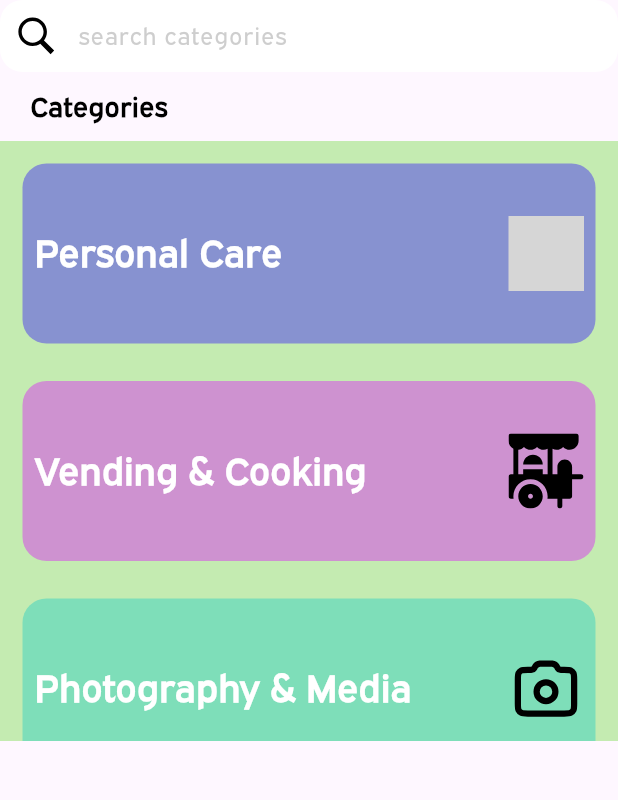
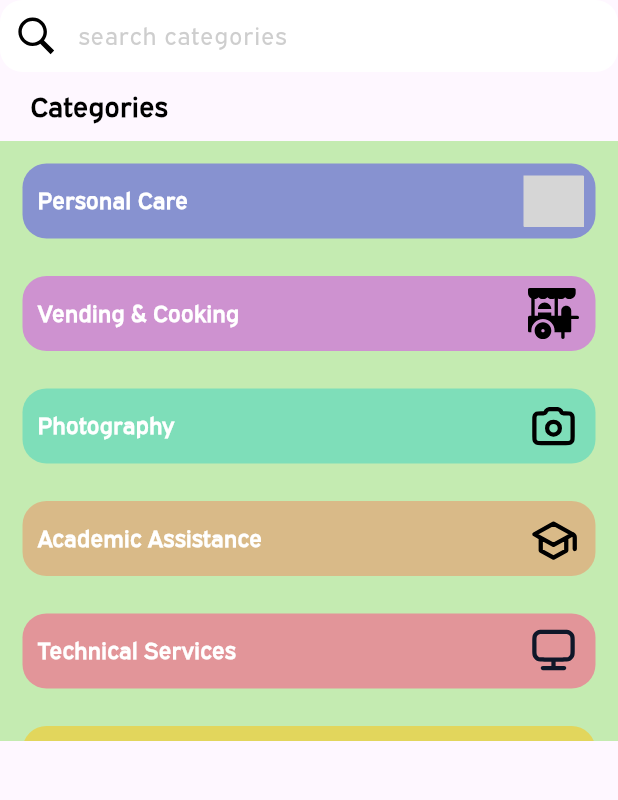
Before and after one commit to blakeotto57/treehouse, a Flutter app: the screen it shows after launch, on a phone screen of 412 x 824 dp, the part 84-884 px from its top. Run offline on Flutter 3.47's test engine with Material 3 defaults, Android fonts, the phone set to English and light mode, and no system bars; our stand-ins replace flutter_svg; grey boxes are pictures that could not be loaded.

Commit message:
Category scroll is really good

```diff
--- a/lib/models/category_model.dart
+++ b/lib/models/category_model.dart
@@ -27,7 +27,7 @@ class CategoryModel {
 
     //Photography box
     categories.add(
-      CategoryModel(name: "Photography & Media", iconPath: "assets/icons/camera-icon.svg", boxColor: Color.fromRGBO(57, 210, 192, 1),),);
+      CategoryModel(name: "Photography", iconPath: "assets/icons/camera-icon.svg", boxColor: Color.fromRGBO(57, 210, 192, 1),),);
 
     //Academic assitance box
     categories.add(
--- a/lib/pages/home.dart
+++ b/lib/pages/home.dart
@@ -29,16 +29,14 @@ class _HomePageState extends State<HomePage> {
     _getCategories();
     return Scaffold(
       appBar: appBar(),
-      body: Column (
-
+      body: Column(
         crossAxisAlignment: CrossAxisAlignment.start,
         children: [
           searchbar(),
-
-          SizedBox(height: 10,), //creates distance between searcbar and column
+          SizedBox(height: 10), // creates distance between searchbar and column
 
           Column(
-            crossAxisAlignment: CrossAxisAlignment.start, //moves categoreis title to left
+            crossAxisAlignment: CrossAxisAlignment.start, // moves categories title to left
             children: [
               const Padding(
                 padding: EdgeInsets.only(left: 20.0),
@@ -47,35 +45,35 @@ class _HomePageState extends State<HomePage> {
                   style: TextStyle(
                     color: Colors.black,
                     fontSize: 18,
-                  fontWeight: FontWeight.w600
+                    fontWeight: FontWeight.w600,
                   ),
                 ),
               ),
 
-              //light green box underneath categories
-              SizedBox(height: 10), //distance between categories word and light green box
+              // light green box underneath categories
+              SizedBox(height: 10), // distance between categories word and light green box
               Container(
-                height: 400,
+                height: 400, // height of the light green box/category list view
                 color: Color.fromARGB(255, 196, 235, 177),
                 child: ListView.separated(
                   itemCount: categories.length,
-                  scrollDirection: Axis.vertical,
+                  scrollDirection: Axis.vertical, // change which way the categories are displayed
                   padding: EdgeInsets.all(15),
-                  separatorBuilder: (context, index) => SizedBox(height: 25),//Creates space between categories
+                  separatorBuilder: (context, index) => SizedBox(height: 25), // Creates space between categories
                   itemBuilder: (context, index) {
                     return Container(
-                      height: 120, //adjusts the height of the category boxes
+                      height: 50, // adjusts the height of the category boxes
                       decoration: BoxDecoration(
                         color: categories[index].boxColor.withOpacity(0.5),
                         borderRadius: BorderRadius.circular(16),
                       ),
 
-                      //padding for category text
+                      // padding for category text
                       child: Row(
                         mainAxisAlignment: MainAxisAlignment.spaceBetween,
                         children: [
                           Padding(
-                          padding: const EdgeInsets.all(8.0),
+                            padding: const EdgeInsets.all(10.0),
                             child: Align(
                               alignment: Alignment.centerLeft,
                               child: Text(
@@ -83,20 +81,18 @@ class _HomePageState extends State<HomePage> {
                                 style: TextStyle(
                                   fontWeight: FontWeight.bold,
                                   color: Colors.white,
-                                fontSize: 25,
+                                  fontSize: 15,
                                 ),
                               ),
                             ),
                           ),
 
-                          //padding for category icon
+                          // padding for category icon
                           Padding(
                             padding: const EdgeInsets.all(8.0),
                             child: SvgPicture.asset(
                               categories[index].iconPath,
-                              width: 50,
-
-
+                              width: 40,
                             ),
                           ),
                         ],
@@ -105,28 +101,24 @@ class _HomePageState extends State<HomePage> {
                   },
                 ),
               ),
-
             ],
           ),
         ],
       ),
-
-
     );
   }
 
   Container searchba() {
     return Container(
-          margin: EdgeInsets.only(top: 10, left: 20, right: 20), //creates search box dimensions
+      margin: EdgeInsets.only(top: 10, left: 20, right: 20), // creates search box dimensions
       decoration: BoxDecoration(
         boxShadow: [
-            BoxShadow (
+          BoxShadow(
             color: Colors.black.withOpacity(0.11),
             blurRadius: 40,
             spreadRadius: 20,
           )
-            ]
-
+        ],
       ),
       child: searchbar(),
     );
@@ -137,33 +129,27 @@ class _HomePageState extends State<HomePage> {
       decoration: InputDecoration(
         filled: true,
         fillColor: Colors.white,
-
         hintText: "search categories",
         hintStyle: TextStyle(
-                color: Colors.grey.withOpacity(0.5)
+          color: Colors.grey.withOpacity(0.5),
         ),
-
-              contentPadding: const EdgeInsets.all(10), //reduces text box height
-
+        contentPadding: const EdgeInsets.all(10), // reduces text box height
         prefixIcon: Padding(
           padding: const EdgeInsets.all(10),
           child: SvgPicture.asset('assets/icons/search-icon.svg', height: 10, width: 10),
         ),
-
         border: OutlineInputBorder(
-                borderRadius: BorderRadius.circular(15),//makes search bar circular
+          borderRadius: BorderRadius.circular(15), // makes search bar circular
           borderSide: BorderSide.none,
-              )
+        ),
       ),
     );
   }
 
   AppBar appBar() {
     return AppBar(
-
       title: const Text(
         "Treehouse",
-
         style: TextStyle(
           color: Color.fromARGB(255, 174, 90, 65),
           fontSize: 40,
@@ -175,19 +161,16 @@ class _HomePageState extends State<HomePage> {
               blurRadius: 4,
               color: Colors.black,
             )
-          ]
-
+          ],
         ),
       ),
       centerTitle: true,
       backgroundColor: const Color.fromARGB(255, 106, 145, 87),
-        elevation: 100, //creates shadown for appbar
-
+      elevation: 100, // creates shadow for appbar
 
       leading: GestureDetector(
         onTap: () {},
-
-          child: Container( //creates left back button
+        child: Container( // creates left back button
           margin: const EdgeInsets.all(10),
           alignment: Alignment.center,
           width: 35,
@@ -196,36 +179,27 @@ class _HomePageState extends State<HomePage> {
           child: SvgPicture.asset('assets/icons/back-arrow.svg', height: 30, width: 30),
           decoration: BoxDecoration(
             color: const Color.fromARGB(255, 156, 195, 137),
-          borderRadius: BorderRadius.circular(15) //make box have cured edges
+            borderRadius: BorderRadius.circular(15), // makes box have curved edges
           ),
         ),
       ),
 
-
-          //right top button
+      // right top button
       actions: [
         GestureDetector(
           onTap: () {},
-
-
-              child: Container( //creates left back button
+          child: Container( // creates right top button
             margin: const EdgeInsets.all(10),
             alignment: Alignment.center,
             width: 35,
             height: 35,
             child: SvgPicture.asset('assets/icons/settings-icon.svg', height: 30, width: 30),
-
-              decoration:
-              BoxDecoration(
+            decoration: BoxDecoration(
               color: const Color.fromARGB(255, 156, 195, 137),
-              borderRadius: BorderRadius.circular(15) //make box have cured edges
-              ),
-         //Squeezes square in
+              borderRadius: BorderRadius.circular(15), // makes box have curved edges
             ),
           ),
-
-
-
+        ),
       ],
     );
   }
```
Lines whose indentation alone changed are shown as unchanged.
